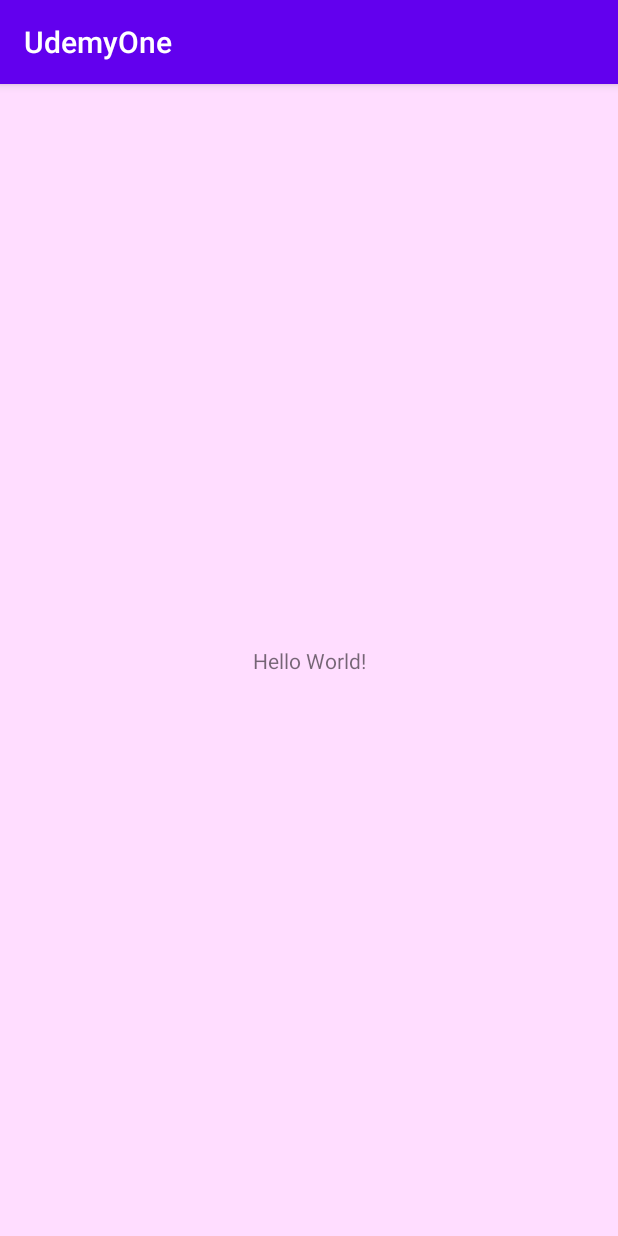
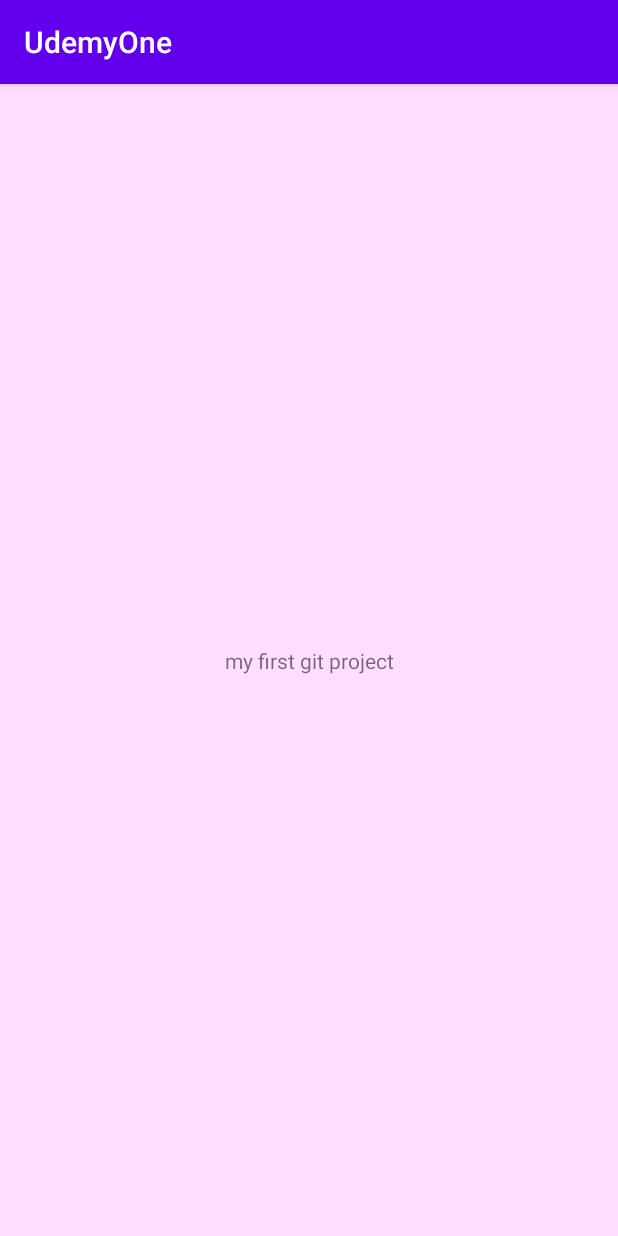
Before and after one commit to kronos777/UdemyOne, an Android app: the screen it shows after launch (MainActivity), on a phone screen of 412 x 824 dp. Run offline under Robolectric (Android 15) with nearby library versions, the phone set to English and light mode, and no system bars.

Commit message:
new app text

```diff
--- a/app/src/main/res/layout/activity_main.xml
+++ b/app/src/main/res/layout/activity_main.xml
@@ -11,7 +11,7 @@
     <TextView
         android:layout_width="wrap_content"
         android:layout_height="wrap_content"
-        android:text="Hello World!"
+        android:text="my first git project"
         app:layout_constraintBottom_toBottomOf="parent"
         app:layout_constraintLeft_toLeftOf="parent"
         app:layout_constraintRight_toRightOf="parent"
```
